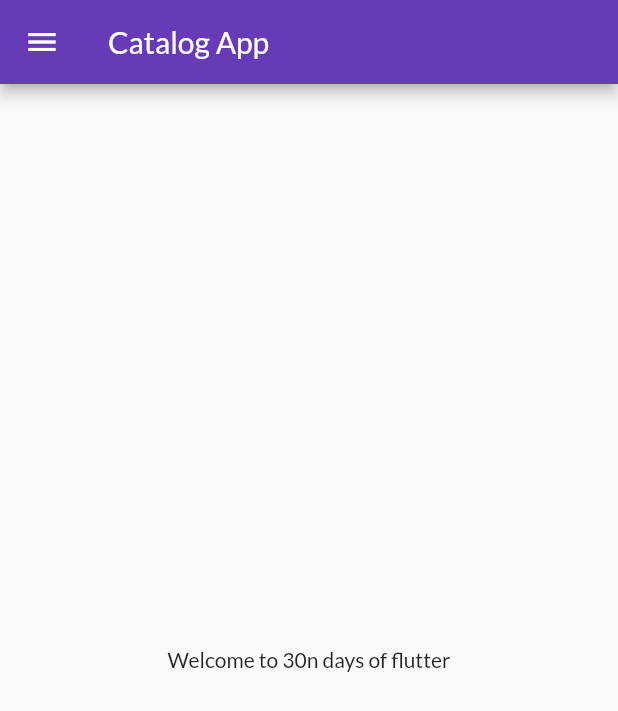
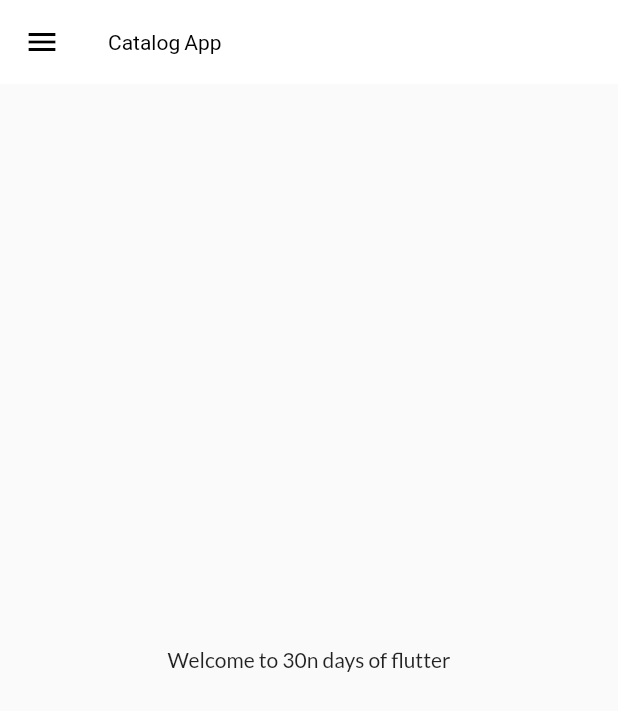
Before and after one commit to chandan0000/flutter30days, a Flutter app: the screen it shows after launch, on a phone screen of 412 x 824 dp. Shown: the top 711 px of the screen. Run offline on Flutter 3.47's test engine with Material 2 defaults, Android fonts, the phone set to English and light mode, and no system bars; our stand-ins replace google_fonts.

Commit message:
day 9 complete

```diff
--- a/lib/main.dart
+++ b/lib/main.dart
@@ -1,8 +1,8 @@
 import 'package:catlog/pages/home_pages.dart';
 import 'package:catlog/pages/login_page.dart';
 import 'package:catlog/utils/routes.dart';
+import 'package:catlog/widgets/themes.dart';
 import 'package:flutter/material.dart';
-import 'package:google_fonts/google_fonts.dart';
 
 void main() {
   runApp(MyApp());
@@ -15,14 +15,8 @@
   Widget build(BuildContext context) {
     return MaterialApp(
       debugShowCheckedModeBanner: false,
-      // home: HomePage(),
       themeMode: ThemeMode.light,
-      theme: ThemeData(
-        primarySwatch: Colors.deepPurple,
-        fontFamily: GoogleFonts.lato().fontFamily,
-        // primaryTextTheme: GoogleFonts.latoTextTheme(),
-      ),
-      // darkTheme: ThemeData(brightness: Brightness.dark),
+      theme: MyTheme.lightTheme(context),
       initialRoute: MyRoutes.homeRoute,
       routes: {
         '/': (context) => LoginPage(),
--- a/lib/pages/home_pages.dart
+++ b/lib/pages/home_pages.dart
@@ -10,6 +10,7 @@
     return Scaffold(
       appBar: AppBar(
         title: Text('Catalog App'),
+        titleTextStyle: TextStyle(color: Colors.black),
       ),
       body: Center(
         child: Container(child: Text('Welcome to 30n days of flutter')),
--- /dev/null
+++ b/lib/widgets/themes.dart
@@ -0,0 +1,20 @@
+import 'package:flutter/material.dart';
+import 'package:google_fonts/google_fonts.dart';
+
+class MyTheme {
+  static ThemeData  lightTheme(BuildContext context) => ThemeData(
+      primarySwatch: Colors.deepPurple,
+      fontFamily: GoogleFonts.lato().fontFamily,
+      appBarTheme: AppBarTheme(
+        color: Colors.white,
+        elevation: 0.0,
+        iconTheme: IconThemeData(color: Colors.black),
+        textTheme: Theme.of(context).textTheme,
+      ),
+      // primaryTextTheme: GoogleFonts.latoTextTheme(),
+      );
+        static ThemeData  darkTheme(BuildContext context) => ThemeData(
+   brightness: Brightness.dark,
+
+      );
+}
```
Also changed, not shown: lib/models/catalog.dart (added, +21 -0 lines).
